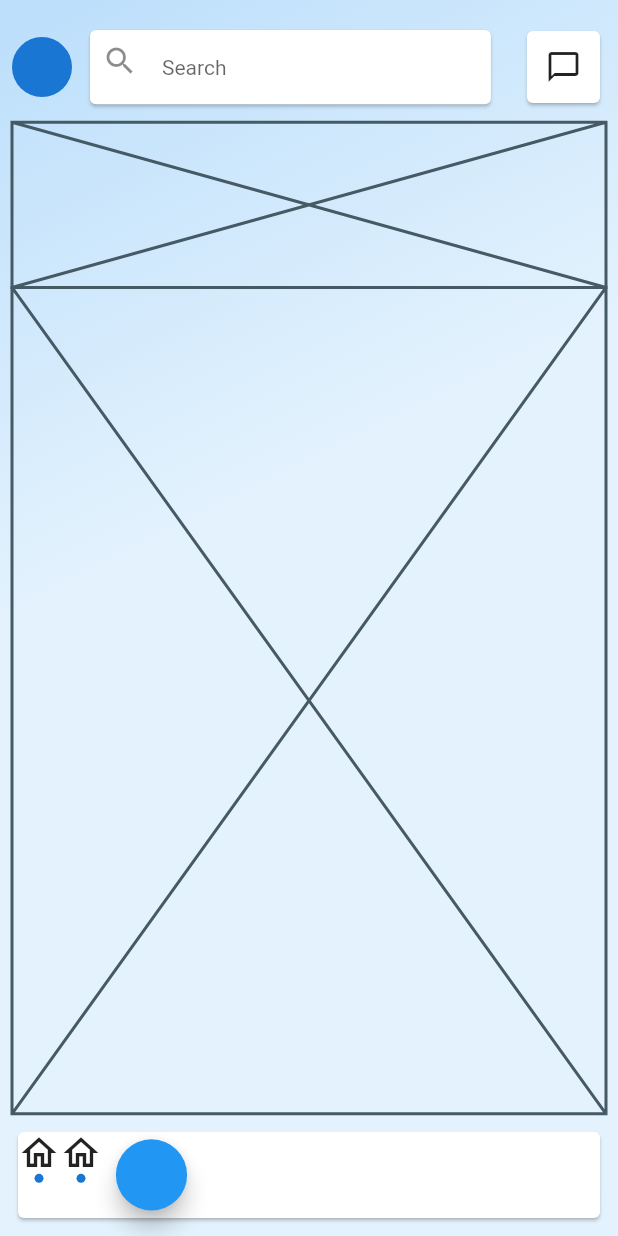
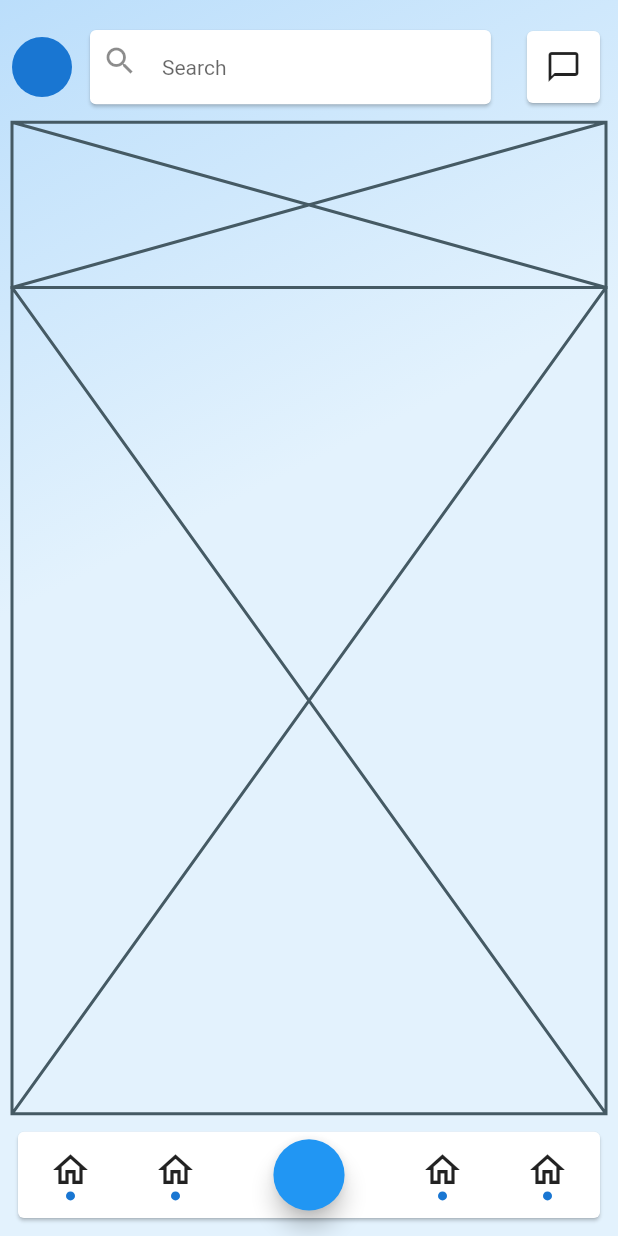
Before and after one commit to JAICHANGPARK/flutter_notebook_8th_story, a Flutter app: the screen it shows after launch, on a phone screen of 412 x 824 dp. Run offline on Flutter 3.47's test engine with Material 2 defaults, Android fonts, the phone set to English and light mode, and no system bars; our stand-ins replace badges, flutter_hooks, google_fonts, hooks_riverpod, state_notifier.

Commit message:
Update linkedin_main_page.dart

```diff
--- a/lib/ep580_linkedin_app/linkedin_main_page.dart
+++ b/lib/ep580_linkedin_app/linkedin_main_page.dart
@@ -76,9 +76,11 @@ class _LinkedinMainPageState extends State<LinkedinMainPage> {
                     padding: const EdgeInsets.only(top: 8),
                     child: Card(
                       child: Row(
+                        mainAxisAlignment: MainAxisAlignment.spaceAround,
                         crossAxisAlignment: CrossAxisAlignment.center,
                         children: [
                           Column(
+                            mainAxisAlignment: MainAxisAlignment.center,
                             children: [
                               Icon(Icons.home_outlined, size: 28,),
                               CircleAvatar(
@@ -87,6 +89,7 @@ class _LinkedinMainPageState extends State<LinkedinMainPage> {
                             ],
                           ),
                           Column(
+                            mainAxisAlignment: MainAxisAlignment.center,
                             children: [
                               Icon(Icons.home_outlined, size: 28,),
                               CircleAvatar(
@@ -98,7 +101,24 @@ class _LinkedinMainPageState extends State<LinkedinMainPage> {
                             padding: const EdgeInsets.all(5.0),
                             child: FloatingActionButton(onPressed: (){}),
                           ),
-
+                          Column(
+                            mainAxisAlignment: MainAxisAlignment.center,
+                            children: [
+                              Icon(Icons.home_outlined, size: 28,),
+                              CircleAvatar(
+                                radius: 3,
+                              )
+                            ],
+                          ),
+                          Column(
+                            mainAxisAlignment: MainAxisAlignment.center,
+                            children: [
+                              Icon(Icons.home_outlined, size: 28,),
+                              CircleAvatar(
+                                radius: 3,
+                              )
+                            ],
+                          ),
                         ],
                       ),
                     ),
```
